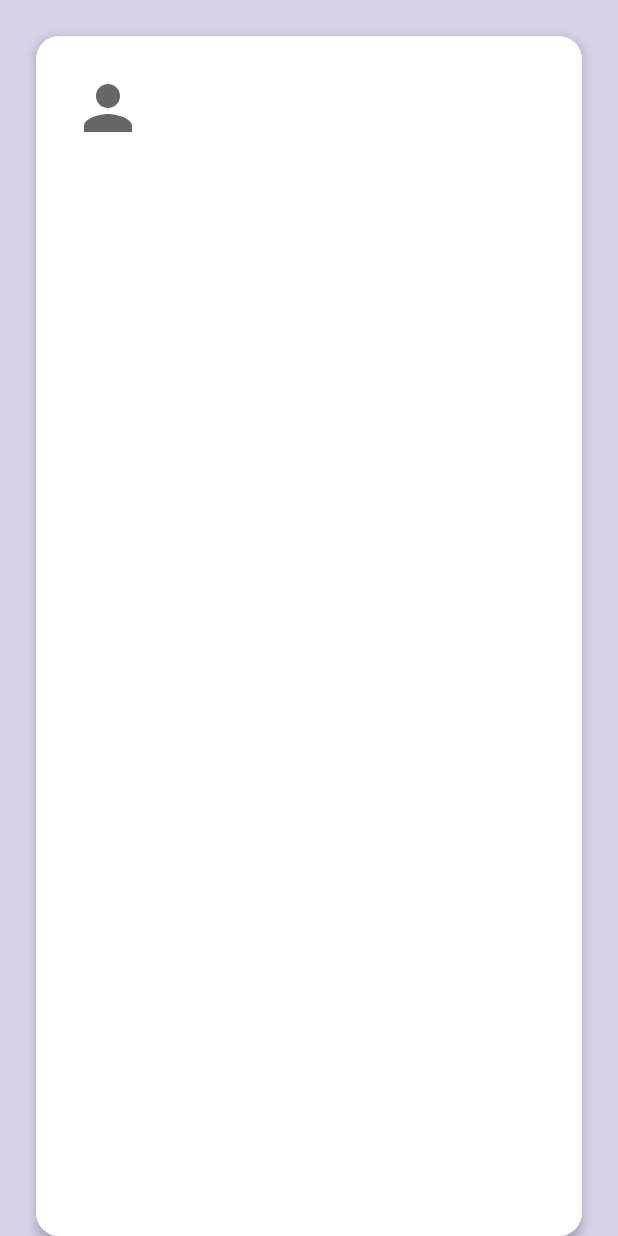
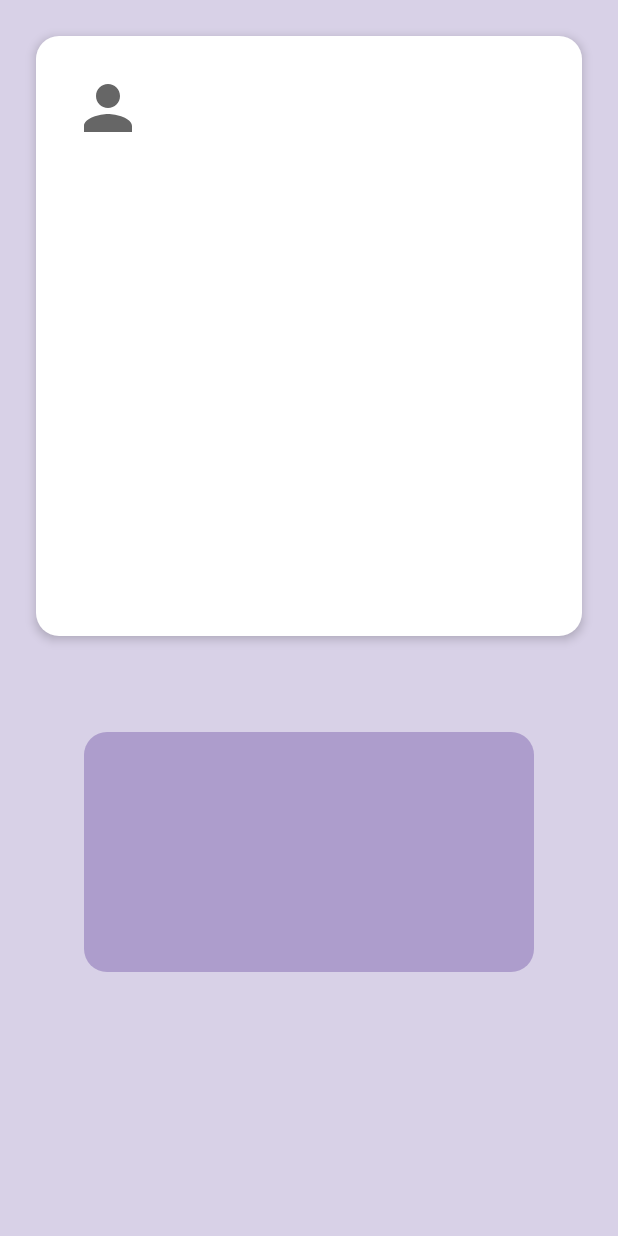
Before and after one commit to aiekseu/hackathon_park_mobile, an Android app: the layout fragment_ticket.xml on its own in the app's theme, with its tools: preview values and no code run, on a phone screen of 412 x 824 dp. Run offline under Robolectric (Android 15) with nearby library versions, the phone set to English and light mode, and no system bars.

```diff
--- a/app/src/main/java/com/sconzo/hackathon_park_mobile/aMain/MainActivity.kt
+++ b/app/src/main/java/com/sconzo/hackathon_park_mobile/aMain/MainActivity.kt
@@ -28,7 +28,7 @@ class MainActivity : MvpAppCompatActivity(), MainView {
            when (item.itemId) {
                R.id.page_news -> findNavController(R.id.main_navigation).navigate(R.id.action_global_mainMenuFragment)
                R.id.page_map -> findNavController(R.id.main_navigation).navigate(R.id.action_global_loginFragment)
-               R.id.page_buildings -> findNavController(R.id.main_navigation).navigate(R.id.action_global_mainMenuFragment)
+               R.id.page_buildings -> findNavController(R.id.main_navigation).navigate(R.id.action_global_buyFragment)
                R.id.page_profile -> findNavController(R.id.main_navigation).navigate(R.id.action_global_loginFragment)
            }
            true
--- /dev/null
+++ b/app/src/main/java/com/sconzo/hackathon_park_mobile/fBuy/BuyPresenter.kt
@@ -0,0 +1,6 @@
+package com.sconzo.hackathon_park_mobile.fBuy
+
+import moxy.MvpPresenter
+
+class BuyPresenter:MvpPresenter<BuyView>() {
+}
--- /dev/null
+++ b/app/src/main/java/com/sconzo/hackathon_park_mobile/fBuy/BuyView.kt
@@ -0,0 +1,6 @@
+package com.sconzo.hackathon_park_mobile.fBuy
+
+import moxy.MvpView
+
+interface BuyView: MvpView {
+}
--- a/app/src/main/res/layout/activity_main.xml
+++ b/app/src/main/res/layout/activity_main.xml
@@ -13,7 +13,7 @@
         android:layout_width="match_parent"
         android:layout_height="0dp"
         app:defaultNavHost="true"
-        app:layout_constraintBottom_toBottomOf="parent"
+        app:layout_constraintBottom_toTopOf="@id/bottom_navigation"
         app:layout_constraintEnd_toEndOf="parent"
         app:layout_constraintStart_toStartOf="parent"
         app:layout_constraintTop_toTopOf="parent"
@@ -22,6 +22,7 @@
     <com.google.android.material.bottomnavigation.BottomNavigationView
         android:id="@+id/bottom_navigation"
         style="@style/Widget.MaterialComponents.BottomNavigationView.Colored"
+        app:backgroundTint="#473766"
         android:layout_width="match_parent"
         android:layout_height="wrap_content"
         app:menu="@menu/bottom_navigation_menu"
--- a/app/src/main/res/layout/fragment_buy.xml
+++ b/app/src/main/res/layout/fragment_buy.xml
@@ -2,7 +2,9 @@
 <androidx.constraintlayout.widget.ConstraintLayout xmlns:android="http://schemas.android.com/apk/res/android"
     xmlns:app="http://schemas.android.com/apk/res-auto"
     android:layout_width="match_parent"
-    android:layout_height="match_parent">
+    android:layout_height="match_parent"
+    xmlns:tools="http://schemas.android.com/tools"
+    tools:context=".fBuy.BuyFragment">
 
 
     <TextView
--- a/app/src/main/res/layout/fragment_ticket.xml
+++ b/app/src/main/res/layout/fragment_ticket.xml
@@ -3,11 +3,14 @@
     xmlns:app="http://schemas.android.com/apk/res-auto"
     android:layout_width="match_parent"
     android:layout_height="match_parent"
-    android:background="@color/violetLight">
+    xmlns:tools="http://schemas.android.com/tools"
+    android:background="@color/violetLight"
+    tools:context=".fTicket.TicketFragment">
 
     <androidx.constraintlayout.widget.ConstraintLayout
+        android:id="@+id/map_clt_holder"
         android:layout_width="match_parent"
-        android:layout_height="match_parent"
+        android:layout_height="400dp"
         android:background="@drawable/rectangle_with_rounded_corners_white"
         android:layout_marginStart="24dp"
         android:layout_marginTop="24dp"
@@ -29,4 +32,16 @@
             app:layout_constraintTop_toTopOf="parent" />
 
     </androidx.constraintlayout.widget.ConstraintLayout>
+
+    <ImageView
+        android:id="@+id/mainmenu_btn_toNews"
+        android:layout_width="300dp"
+        android:layout_height="160dp"
+        android:layout_marginStart="20dp"
+        android:layout_marginTop="64dp"
+        android:layout_marginEnd="20dp"
+        android:src="@drawable/rectangle_with_rounded_corners_purple"
+        app:layout_constraintEnd_toEndOf="parent"
+        app:layout_constraintStart_toStartOf="parent"
+        app:layout_constraintTop_toBottomOf="@+id/map_clt_holder" />
 </androidx.constraintlayout.widget.ConstraintLayout>
```
Also changed, not shown: app/src/main/java/com/sconzo/hackathon_park_mobile/fBuy/BuyFragment.kt (added, +34 -0 lines), app/src/main/java/com/sconzo/hackathon_park_mobile/fTicket/TicketFragment.kt (added, +23 -0 lines), app/src/main/res/layout/fragment_map.xml (added, +21 -0 lines), app/src/main/res/navigation/routes.xml (+18 -0 lines).
